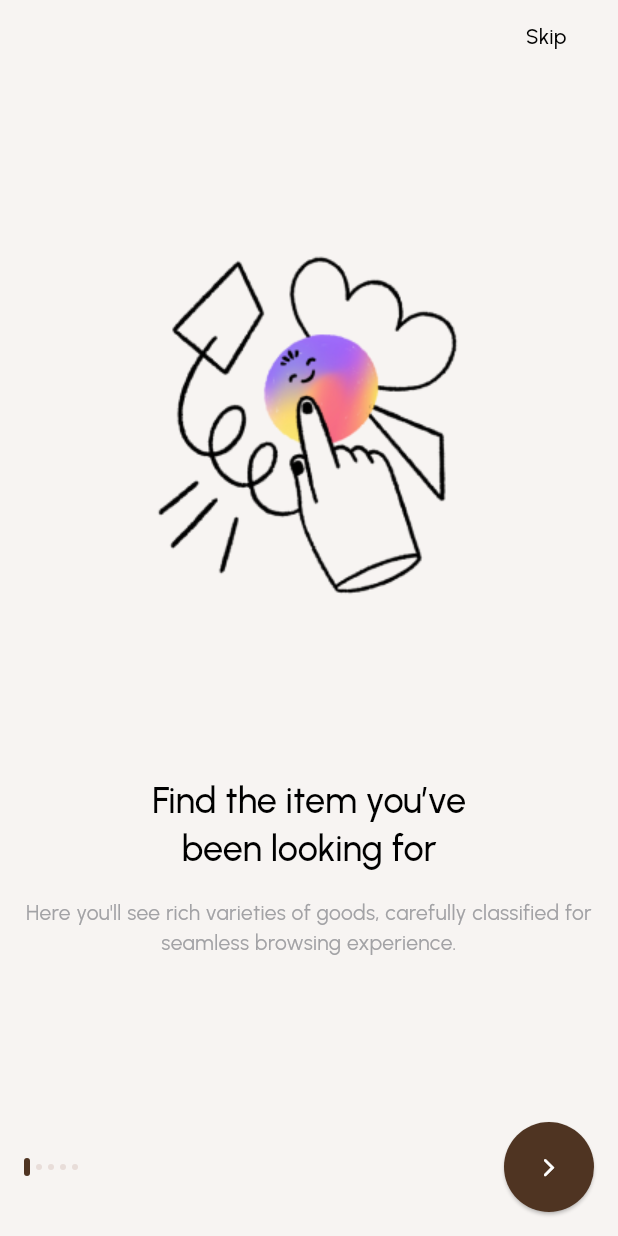
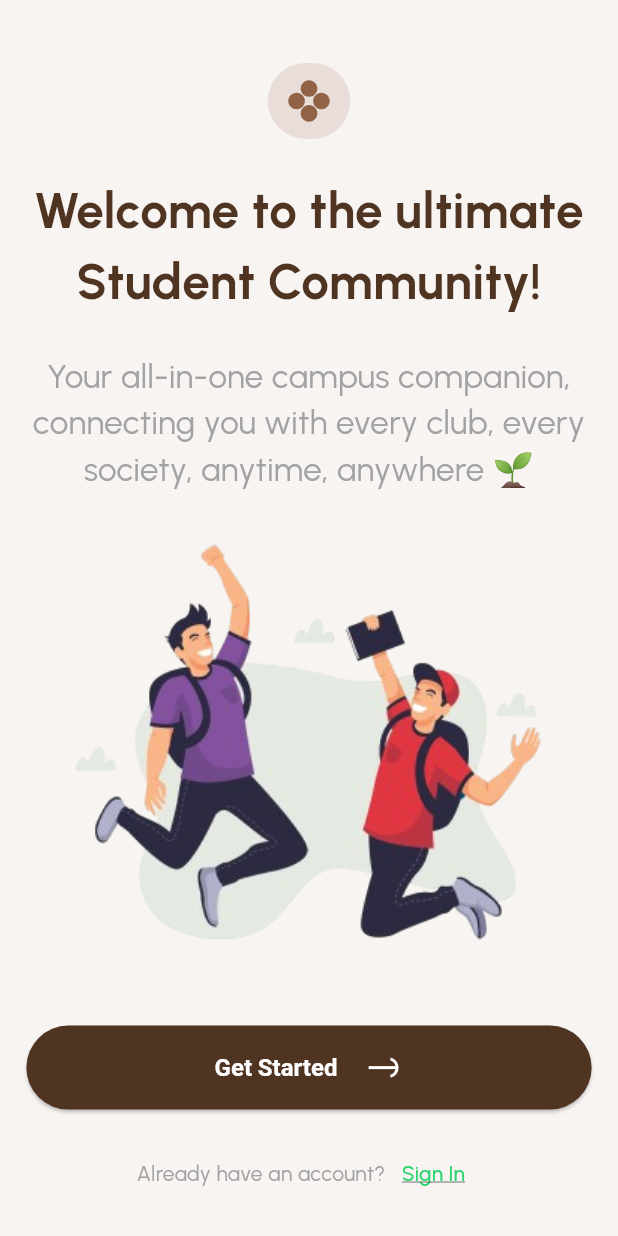
Before and after one commit to luciferro01/ClubCon, a Flutter app: the screen it shows after launch, on a phone screen of 412 x 824 dp. Run offline on Flutter 3.47's test engine with Material 3 defaults, Android fonts, the phone set to English and light mode, and no system bars; our stand-ins replace curved_labeled_navigation_bar, flutter_screenutil, flutter_svg, form_field_validator, get, google_fonts and 1 more.

Commit message:
Chore: Adding Welcome Screen

```diff
--- a/lib/constants/image_constants.dart
+++ b/lib/constants/image_constants.dart
@@ -48,4 +48,6 @@ class SvgAssets {
 class ImageAssets {
   static String profile = "assets/images/profile_pic.png";
   static String leaves = "assets/images/leaves.png";
+  static String welcomeIllustration =
+      "assets/illustrations/welcome_illustration.png";
 }
--- /dev/null
+++ b/lib/features/onboarding/views/welcome_view.dart
@@ -0,0 +1,116 @@
+import 'package:clubcon/constants/ui_constants.dart';
+import 'package:clubcon/routes/route_constants.dart';
+import 'package:flutter/material.dart';
+import 'package:flutter_screenutil/flutter_screenutil.dart';
+import 'package:flutter_svg/flutter_svg.dart';
+import 'package:clubcon/constants/image_constants.dart';
+import 'package:get/get.dart';
+
+class WelcomeView extends StatelessWidget {
+  const WelcomeView({super.key});
+
+  @override
+  Widget build(BuildContext context) {
+    return SafeArea(
+      child: Scaffold(
+        body: Container(
+          width: double.infinity,
+          padding: EdgeInsets.all(defaultPadding.w),
+          child: Column(
+            // mainAxisAlignment: MainAxisAlignment.center,
+            crossAxisAlignment: CrossAxisAlignment.center,
+            children: [
+              Container(
+                margin: EdgeInsets.only(top: defaultSpacing.h),
+                padding: EdgeInsets.all(defaultPadding.w / 2),
+                width: 50.w,
+                height: 50.h,
+                decoration: BoxDecoration(
+                  borderRadius: BorderRadius.circular(200.r),
+                  color: primaryMaterialColor.shade100,
+                ),
+                child: SvgPicture.asset(SvgAssets.solidMenu),
+              ),
+              SizedBox(
+                height: defaultSpacing.h,
+              ),
+              Text(
+                "Welcome to the ultimate Student Community!",
+                style: TextStyle(
+                  fontSize: 30.sp,
+                  fontWeight: FontWeight.bold,
+                  color: Theme.of(context).primaryColor,
+                ),
+                textAlign: TextAlign.center,
+              ),
+              SizedBox(
+                height: defaultSpacing.h,
+              ),
+              Text(
+                "Your all-in-one campus companion, connecting you with every club, every society, anytime, anywhere 🌱",
+                style: TextStyle(
+                  fontSize: 20.sp,
+                ),
+                textAlign: TextAlign.center,
+              ),
+              const Spacer(),
+              Image.asset(
+                ImageAssets.welcomeIllustration,
+                fit: BoxFit.contain,
+              ),
+              const Spacer(),
+              ElevatedButton(
+                onPressed: () {
+                  Get.toNamed(Routes.onbordingViewRoute);
+                },
+                child: Row(
+                  mainAxisAlignment: MainAxisAlignment.center,
+                  children: [
+                    const Text('Get Started'),
+                    SizedBox(
+                      width: defaultHorizontalPadding.w,
+                    ),
+                    SizedBox(
+                      height: 24.h,
+                      width: 24.w,
+                      child: SvgPicture.asset(
+                        SvgAssets.arrowRightSmall,
+                        colorFilter: const ColorFilter.mode(
+                          Colors.white,
+                          BlendMode.srcIn,
+                        ),
+                        fit: BoxFit.scaleDown,
+                      ),
+                    ),
+                  ],
+                ),
+              ),
+              const Spacer(),
+              Row(
+                mainAxisAlignment: MainAxisAlignment.center,
+                children: [
+                  const Text('Already have an account?'),
+                  TextButton(
+                    style: TextButton.styleFrom(
+                      padding: const EdgeInsets.all(0),
+                    ),
+                    onPressed: () {
+                      Get.toNamed(Routes.logInViewRoute);
+                    },
+                    child: const Text(
+                      "Sign In",
+                      style: TextStyle(
+                        color: successColor,
+                        decoration: TextDecoration.underline,
+                      ),
+                    ),
+                  )
+                ],
+              ),
+            ],
+          ),
+        ),
+      ),
+    );
+  }
+}
--- a/lib/main.dart
+++ b/lib/main.dart
@@ -36,7 +36,7 @@ class MyApp extends StatelessWidget {
           initialBinding: AppBindings(), // Add this line
           // onGenerateRoute: router.generateRoute,
           getPages: getPagesRoute,
-          initialRoute: Routes.onbordingViewRoute,
+          initialRoute: Routes.welcomeViewRoute,
         );
       },
     );
--- a/lib/routes/route_constants.dart
+++ b/lib/routes/route_constants.dart
@@ -1,4 +1,5 @@
 class Routes {
+  static const String welcomeViewRoute = "/welcome";
   static const String onbordingViewRoute = "/onbording";
   static const String dashboardViewRoute = "/dashboard";
   static const String clubViewRoute = "/club";
--- a/lib/routes/router.dart
+++ b/lib/routes/router.dart
@@ -3,6 +3,7 @@ import 'package:clubcon/features/dashboard/views/dashboard_view.dart';
 import 'package:clubcon/features/home/views/home_view.dart';
 import 'package:clubcon/features/miscellaneous/views/under_maintainence_view.dart';
 import 'package:clubcon/features/notice/views/notice_view.dart';
+import 'package:clubcon/features/onboarding/views/welcome_view.dart';
 import 'package:clubcon/features/profile/views/profile_set_up_view.dart';
 import 'package:clubcon/features/profile/views/profile_view.dart';
 import 'package:clubcon/features/stats/views/stats_view.dart';
@@ -30,6 +31,10 @@ List<GetPage> getPagesRoute = [
   GetPage(
     name: Routes.profileViewRoute,
     page: () => const ProfileView(),
+  ),
+  GetPage(
+    name: Routes.welcomeViewRoute,
+    page: () => WelcomeView(),
   ),
   GetPage(
     name: Routes.homeViewRoute,
--- a/lib/theme/button_theme.dart
+++ b/lib/theme/button_theme.dart
@@ -10,7 +10,7 @@ ElevatedButtonThemeData elevatedButtonThemeData = ElevatedButtonThemeData(
     ),
     backgroundColor: primaryColor,
     foregroundColor: Colors.white,
-    minimumSize: const Size(double.infinity, 32),
+    minimumSize: const Size(double.infinity, 56),
     shape: const RoundedRectangleBorder(
       borderRadius: BorderRadius.all(Radius.circular(defaultBorderRadious)),
     ),
```
Also changed, not shown: assets/illustrations/welcome_illustration.png (added).
